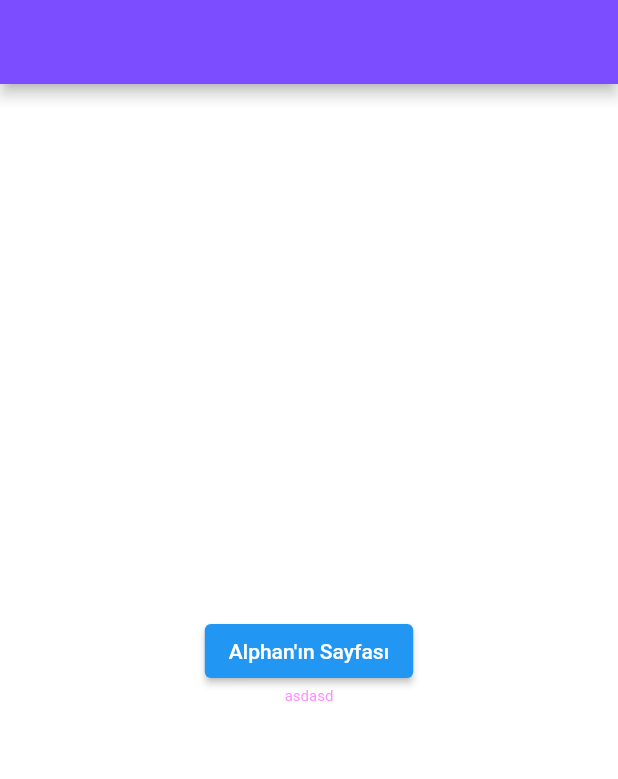
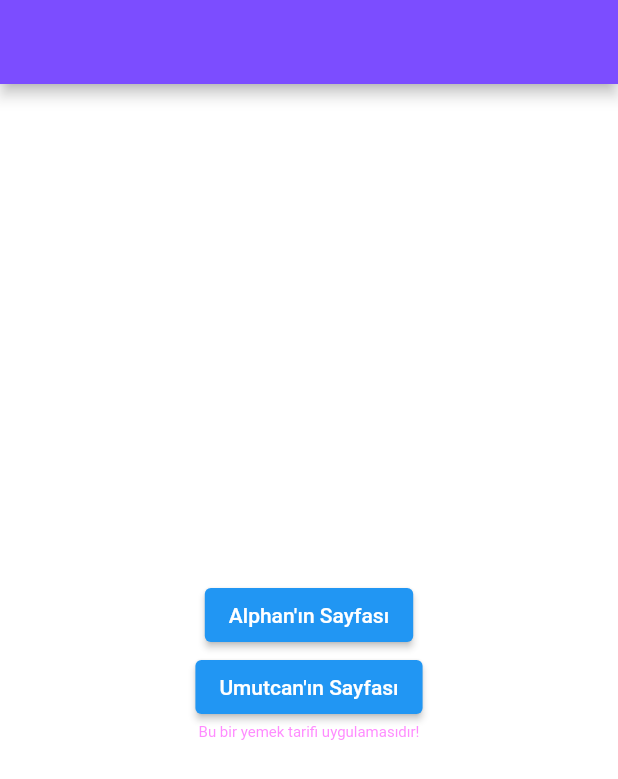
Before and after one commit to umutcanceyhan7/FlutterRecipeApp, a Flutter app: the screen it shows after launch, on a phone screen of 412 x 824 dp. Shown: the top 779 px of the screen. Run offline on Flutter 3.47's test engine with Material 2 defaults, Android fonts, the phone set to English and light mode, and no system bars; Roboto replaces fonts that are missing (Futura).

Commit message:
Umutcan'ın Yemek Sayfası Eklendi.

```diff
--- a/lib/config/app_router.dart
+++ b/lib/config/app_router.dart
@@ -2,6 +2,7 @@ import 'package:flutter/cupertino.dart';
 import 'package:flutter/material.dart';
 import 'package:flutter_recipe_app/screens/alphan_yemek/alphan_yemek.dart';
 import 'package:flutter_recipe_app/screens/mainpage/home_screen.dart';
+import 'package:flutter_recipe_app/screens/umutcan_yemek/umutcan_yemek.dart';
 
 class AppRouter {
   static Route onGenerateRoute(RouteSettings settings) {
@@ -14,6 +15,8 @@ class AppRouter {
         return HomeScreen.route();
       case AlphanYemek.routeName:
         return AlphanYemek.route();
+      case UmutcanYemek.routeName:
+        return UmutcanYemek.route();
       default:
         return _errorRoute();
     }
--- a/lib/screens/mainpage/home_screen.dart
+++ b/lib/screens/mainpage/home_screen.dart
@@ -30,7 +30,19 @@ class HomeScreen extends StatelessWidget {
               ),
             ],
           ),
-          Text('asdasd'),
+          Row(
+            mainAxisAlignment: MainAxisAlignment.center,
+            crossAxisAlignment: CrossAxisAlignment.center,
+            children: <Widget>[
+              ElevatedButton(
+                onPressed: () {
+                  Navigator.pushNamed(context, '/UmutcanYemek');
+                },
+                child: Text('Umutcan\'ın Sayfası'),
+              ),
+            ],
+          ),
+          Text('Bu bir yemek tarifi uygulamasıdır!'),
         ],
 
       ),
--- a/lib/screens/screens.dart
+++ b/lib/screens/screens.dart
@@ -1,3 +1,4 @@
 export 'mainpage/home_screen.dart';
 export 'alphan_yemek/alphan_yemek.dart';
 export 'atalay_yemek/atalay_yemek.dart';
+export 'umutcan_yemek/umutcan_yemek.dart';
```
Also changed, not shown: lib/screens/umutcan_yemek/umutcan_yemek.dart (added, +27 -0 lines).
